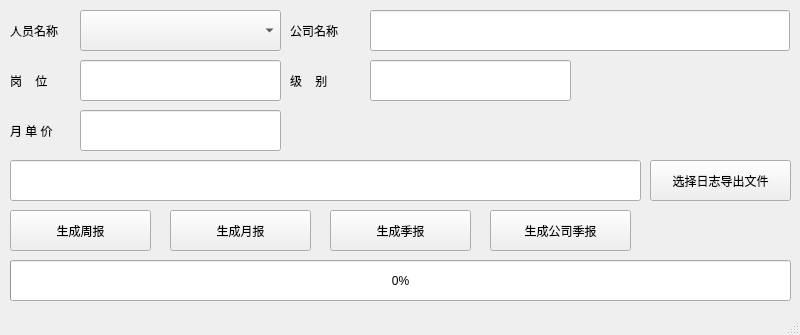
The window that mainFaceWithRcc.ui (camelot2013/logbuild) describes before a commit, drawn with Qt 5.
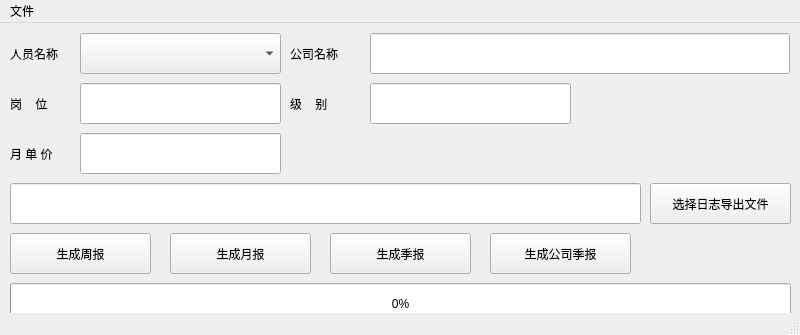
The same window after the commit. Icons and pictures are not drawn.

Commit message: 分为PySide2和PySide6两套程序 PySide2:logbuid2.py、mainFace.ui、mainFace.py、app.qrc、app_rc.py PySide6:logbuild.py,mainFaceWithRcc.ui,mainFaceWithRcc.py,appico.qrc,appico_rc.py

Diff of the .ui file:
```diff
--- a/mainFaceWithRcc.ui
+++ b/mainFaceWithRcc.ui
@@ -238,6 +238,31 @@
    </widget>
   </widget>
   <widget class="QStatusBar" name="statusbar"/>
+  <widget class="QMenuBar" name="menuBar">
+   <property name="geometry">
+    <rect>
+     <x>0</x>
+     <y>0</y>
+     <width>800</width>
+     <height>22</height>
+    </rect>
+   </property>
+   <widget class="QMenu" name="menu">
+    <property name="title">
+     <string>文件</string>
+    </property>
+    <addaction name="actionopen"/>
+   </widget>
+   <addaction name="menu"/>
+  </widget>
+  <action name="actionopen">
+   <property name="text">
+    <string>选择文件</string>
+   </property>
+   <property name="toolTip">
+    <string>选择文件</string>
+   </property>
+  </action>
  </widget>
  <resources>
   <include location="appico.qrc"/>
```
The commit also changes 4 other files.
